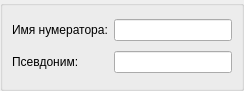
Above: src/plugins/modeleride/numeratorwidget.ui from rdnvndr/raindrop before the change. Below: the same form after it.
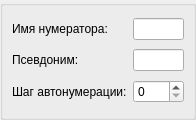
That is the form after the change.

The edit to the form file:
```diff
--- a/src/plugins/modeleride/numeratorwidget.ui
+++ b/src/plugins/modeleride/numeratorwidget.ui
@@ -6,8 +6,8 @@
    <rect>
     <x>0</x>
     <y>0</y>
-    <width>244</width>
-    <height>91</height>
+    <width>196</width>
+    <height>120</height>
    </rect>
   </property>
   <property name="windowTitle">
@@ -52,6 +52,16 @@
       <item row="1" column="1">
        <widget class="QLineEdit" name="numeratorAliasLineEdit"/>
       </item>
+      <item row="2" column="0">
+       <widget class="QLabel" name="numeratorStepLabel">
+        <property name="text">
+         <string>Шаг автонумерации:</string>
+        </property>
+       </widget>
+      </item>
+      <item row="2" column="1">
+       <widget class="QSpinBox" name="numeratorStepSpinBox"/>
+      </item>
      </layout>
     </widget>
    </item>
```
